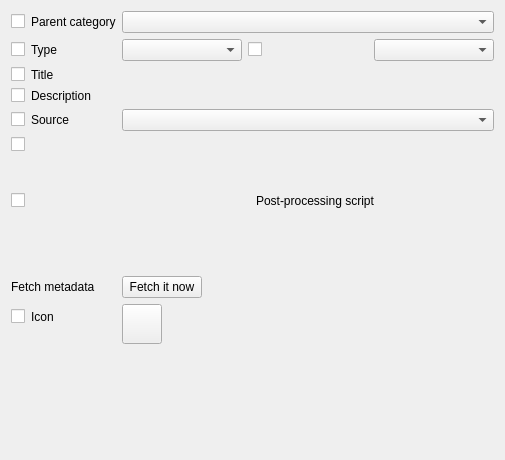
martinrotter/rssguard, file src/librssguard-standard/src/gui/standardfeeddetails.ui: the form before one commit.
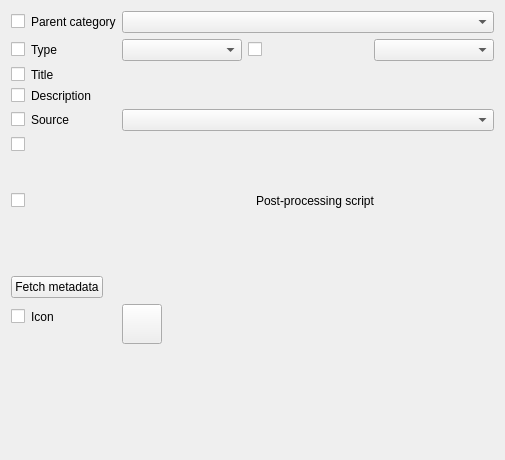
The form after the commit. Custom widgets are drawn as their Qt base class.

Diff of the .ui file:
```diff
--- a/src/librssguard-standard/src/gui/standardfeeddetails.ui
+++ b/src/librssguard-standard/src/gui/standardfeeddetails.ui
@@ -200,27 +200,8 @@
    <item row="8" column="0" colspan="2">
     <widget class="HelpSpoiler" name="m_lblScriptInfo" native="true"/>
    </item>
-   <item row="9" column="0">
-    <widget class="QLabel" name="label_7">
-     <property name="text">
-      <string>Fetch metadata</string>
-     </property>
-     <property name="buddy">
-      <cstring>m_btnFetchMetadata</cstring>
-     </property>
-    </widget>
-   </item>
    <item row="9" column="1">
-    <layout class="QHBoxLayout" name="horizontalLayout_2">
-     <item>
-      <widget class="QPushButton" name="m_btnFetchMetadata">
-       <property name="text">
-        <string>Fetch it now</string>
-       </property>
-      </widget>
-     </item>
-     <item>
-      <widget class="LabelWithStatus" name="m_lblFetchMetadata" native="true">
+    <widget class="TextEditWithStatus" name="m_lblFetchMetadata" native="true">
        <property name="sizePolicy">
         <sizepolicy hsizetype="Expanding" vsizetype="Preferred">
          <horstretch>0</horstretch>
@@ -228,11 +209,9 @@
         </sizepolicy>
        </property>
        <property name="layoutDirection">
-        <enum>Qt::RightToLeft</enum>
-       </property>
-      </widget>
-     </item>
-    </layout>
+      <enum>Qt::LayoutDirection::RightToLeft</enum>
+     </property>
+    </widget>
    </item>
    <item row="10" column="0">
     <layout class="QHBoxLayout" name="horizontalLayout_10">
@@ -301,6 +280,13 @@
      </property>
     </spacer>
    </item>
+   <item row="9" column="0">
+    <widget class="QPushButton" name="m_btnFetchMetadata">
+     <property name="text">
+      <string>Fetch metadata</string>
+     </property>
+    </widget>
+   </item>
   </layout>
  </widget>
  <customwidgets>
@@ -321,12 +307,6 @@
    <header>helpspoiler.h</header>
    <container>1</container>
   </customwidget>
-  <customwidget>
-   <class>LabelWithStatus</class>
-   <extends>QWidget</extends>
-   <header>labelwithstatus.h</header>
-   <container>1</container>
-  </customwidget>
   <customwidget>
    <class>TextEditWithStatus</class>
    <extends>QWidget</extends>
```
Left out of the diff: 8 changed lines with no effect on the pictures. Lines whose indentation alone changed are shown as unchanged.
